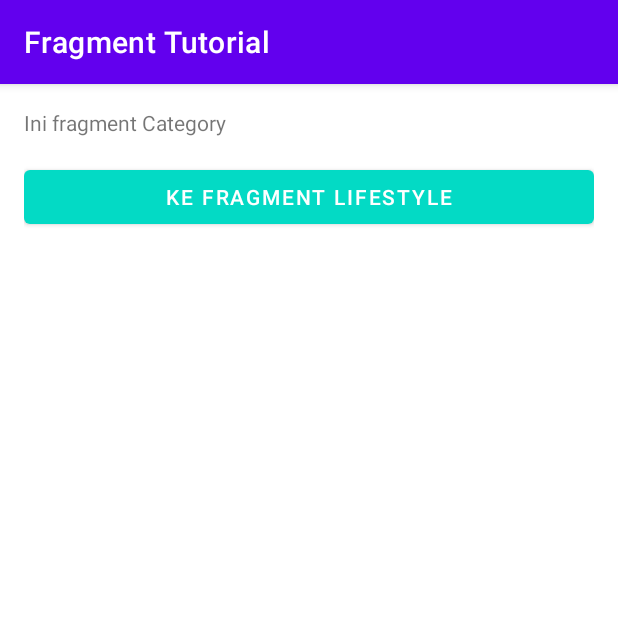
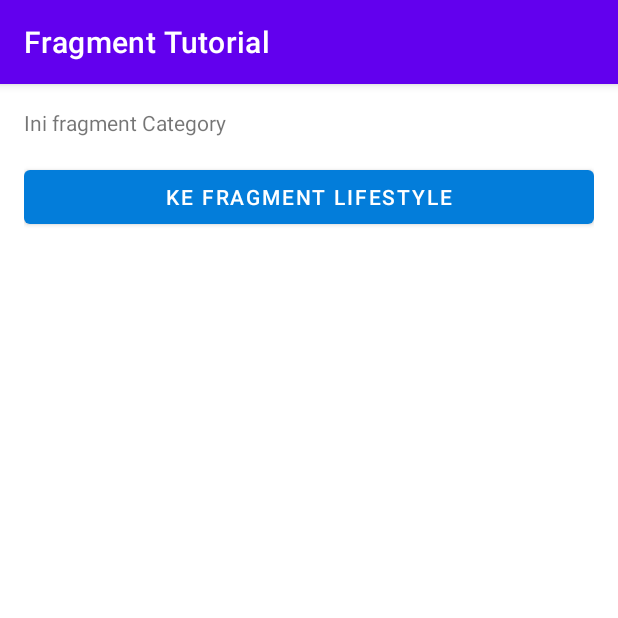
Before and after one commit to arya-fh-n/android-kotlin-fragment, an Android app: the screen it shows after launch (MainActivity), after a tap on "KE FRAGMENT CATEGORY", on a phone screen of 412 x 824 dp, the top half of it. Run offline under Robolectric (Android 15) with nearby library versions, the phone set to English and light mode, and no system bars.

Commit message:
improve sample: create and call color resource

```diff
--- a/app/src/main/java/com/arfdevs/fragmentpractice/CategoryFragment.kt
+++ b/app/src/main/java/com/arfdevs/fragmentpractice/CategoryFragment.kt
@@ -25,8 +25,8 @@ class CategoryFragment : Fragment(), View.OnClickListener {
          * Memanggil color resource dengan fungsi [ContextCompat.getColor]
          * lalu menggunakan nilainya sebagai warna dari button
          */
-        val color = ContextCompat.getColor(requireContext(), R.color.teal_200)
-        btnDetailCategory.setBackgroundColor(color)
+        val blueColor = ContextCompat.getColor(requireContext(), R.color.blue_200)
+        btnDetailCategory.setBackgroundColor(blueColor)
 
     }
 
--- a/app/src/main/res/values/colors.xml
+++ b/app/src/main/res/values/colors.xml
@@ -7,4 +7,6 @@
     <color name="teal_700">#FF018786</color>
     <color name="black">#FF000000</color>
     <color name="white">#FFFFFFFF</color>
+
+    <color name="blue_200">#037DDA</color>
 </resources>
```
